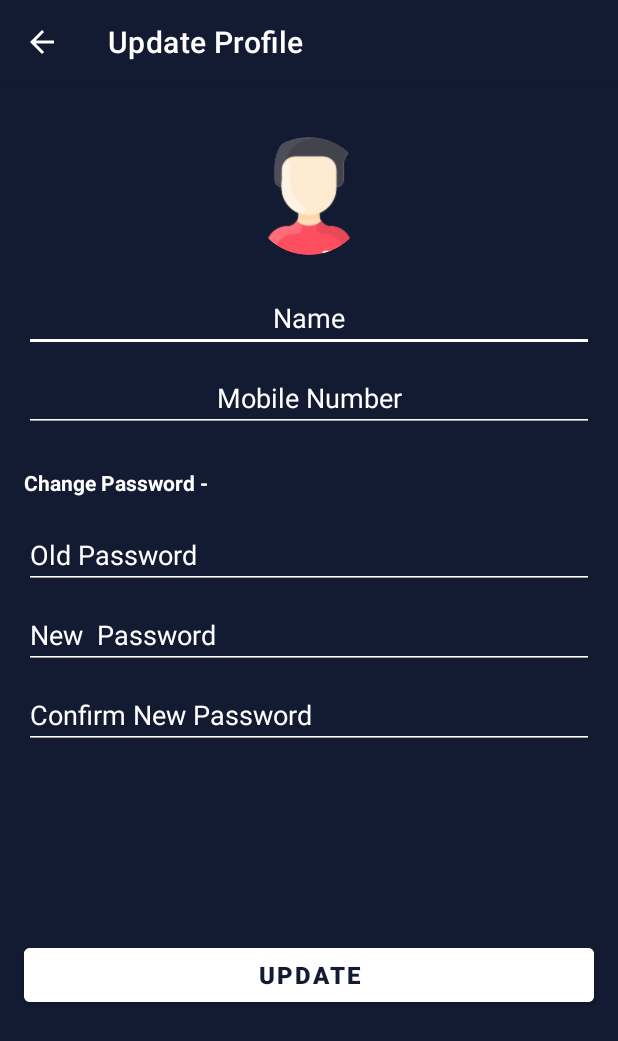
After one commit to akashsingh7895/CompleteQuizApp, an Android app: the UpdateProfileAcvity screen opened directly, with no data from a screen before it, on a phone screen of 412 x 824 dp. The commit adds this screen. Shown: the top 1041 px of the screen. Run offline under Robolectric (Android 15) with nearby library versions, the phone set to English and light mode, and no system bars; our stand-ins replace CircleImageView, Firebase (no records; nobody signed in at launch, a user with empty details on screens opened directly).

Commit message:
Adding update user profile Activity and some change user wallet

```diff
--- a/app/build.gradle
+++ b/app/build.gradle
@@ -48,4 +48,6 @@ dependencies {
     implementation 'com.github.bumptech.glide:glide:4.12.0'
     annotationProcessor 'com.github.bumptech.glide:compiler:4.12.0'
 
+    implementation 'de.hdodenhof:circleimageview:3.1.0'
+
 }
--- a/app/src/main/AndroidManifest.xml
+++ b/app/src/main/AndroidManifest.xml
@@ -12,6 +12,9 @@
         android:roundIcon="@mipmap/ic_launcher_round"
         android:supportsRtl="true"
         android:theme="@style/Theme.NewApp">
+        <activity
+            android:name=".UpdateProfileAcvity"
+            android:exported="true" />
         <activity
             android:name=".ForgotPasswordActivity"
             android:exported="true" />
--- a/app/src/main/java/com/example/akash/newapp/SignUpActivity.java
+++ b/app/src/main/java/com/example/akash/newapp/SignUpActivity.java
@@ -211,9 +211,6 @@ public class SignUpActivity extends AppCompatActivity {
 //        });
 
 
-
-
-
         binding.signUpButton.setOnClickListener(new View.OnClickListener() {
             @Override
             public void onClick(View view) {
@@ -231,7 +228,7 @@ public class SignUpActivity extends AppCompatActivity {
                         String name = binding.fullNameEt.getText().toString();
                         String mobile = binding.mobileEt.getText().toString();
 
-                        User user = new User(name,email,mobile);
+                        User user = new User(name,email,mobile,password);
                         firebaseAuth.createUserWithEmailAndPassword(email,password).addOnCompleteListener(new OnCompleteListener<AuthResult>() {
                             @Override
                             public void onComplete(@NonNull Task<AuthResult> task) {
--- /dev/null
+++ b/app/src/main/java/com/example/akash/newapp/UpdateProfileAcvity.java
@@ -0,0 +1,189 @@
+package com.example.akash.newapp;
+
+import androidx.annotation.NonNull;
+import androidx.appcompat.app.AppCompatActivity;
+import androidx.appcompat.widget.Toolbar;
+
+import android.app.Dialog;
+import android.os.Bundle;
+import android.text.TextUtils;
+import android.view.MenuItem;
+import android.view.View;
+import android.view.ViewGroup;
+import android.widget.Toast;
+
+import com.example.akash.newapp.databinding.ActivityUpdateProfileAcvityBinding;
+import com.google.android.gms.tasks.OnCompleteListener;
+import com.google.android.gms.tasks.Task;
+import com.google.firebase.auth.AuthCredential;
+import com.google.firebase.auth.EmailAuthProvider;
+import com.google.firebase.auth.FirebaseAuth;
+import com.google.firebase.auth.FirebaseUser;
+import com.google.firebase.firestore.DocumentSnapshot;
+import com.google.firebase.firestore.FirebaseFirestore;
+
+import java.util.HashMap;
+import java.util.Map;
+
+public class UpdateProfileAcvity extends AppCompatActivity {
+
+    ActivityUpdateProfileAcvityBinding binding;
+    private FirebaseFirestore firebaseFirestore = FirebaseFirestore.getInstance();
+    private FirebaseUser user;
+    public static Dialog loadingDialog;
+    private String name,phone;
+
+    @Override
+    protected void onCreate(Bundle savedInstanceState) {
+        super.onCreate(savedInstanceState);
+        binding = ActivityUpdateProfileAcvityBinding.inflate(getLayoutInflater());
+        setContentView(binding.getRoot());
+
+
+        Toolbar toolbar = findViewById(R.id.userInfoToolBar);
+        setSupportActionBar(toolbar);
+        getSupportActionBar().setTitle("Update Profile");
+        getSupportActionBar().setDisplayHomeAsUpEnabled(true);
+
+
+
+        binding.updateButton.setOnClickListener(new View.OnClickListener() {
+            @Override
+            public void onClick(View v) {
+                ///loading Dialog
+                loadingDialog = new Dialog(UpdateProfileAcvity.this);
+                loadingDialog.setContentView(R.layout.loading_progress_dialog);
+                loadingDialog.setCancelable(false);
+                loadingDialog.getWindow().setBackgroundDrawable(getDrawable(R.drawable.slider_background));
+                loadingDialog.getWindow().setLayout(ViewGroup.LayoutParams.WRAP_CONTENT, ViewGroup.LayoutParams.WRAP_CONTENT);
+                loadingDialog.show();
+                /////end loading dialog
+
+                if (TextUtils.isEmpty(binding.newPassword.getText())){
+                    //user is not changing the password only updating the above details
+                    Map<String, Object> updateUserData = new HashMap<>();
+                    updateUserData.put("name",binding.name.getText().toString());
+                    updateUserData.put("mobile",binding.phone.getText().toString());
+
+                    firebaseFirestore.collection("USERS").document(FirebaseAuth.getInstance().getUid())
+                            .update(updateUserData).addOnCompleteListener(new OnCompleteListener<Void>() {
+                        @Override
+                        public void onComplete(@NonNull Task<Void> task) {
+                            if (task.isSuccessful()){
+                                Toast.makeText(UpdateProfileAcvity.this, "Profile Updated Successfully!", Toast.LENGTH_SHORT).show();
+                                finish();
+                            }else {
+                                Toast.makeText(UpdateProfileAcvity.this, task.getException().getMessage(), Toast.LENGTH_SHORT).show();
+                            }
+                            loadingDialog.dismiss();
+                        }
+                    });
+
+                } else {
+                    //user is changing the password
+                    if (!TextUtils.isEmpty(binding.oldPassword.getText())) {
+                        if (binding.newPassword.getText().toString().equals(binding.cnfNewPassword.getText().toString())) {
+                            //update in authenticaiton
+                            user = FirebaseAuth.getInstance().getCurrentUser();
+                            final String email = user.getEmail();
+
+                            AuthCredential credential = EmailAuthProvider.getCredential(email, binding.oldPassword.getText().toString());
+
+                            user.reauthenticate(credential).addOnCompleteListener(new OnCompleteListener<Void>() {
+                                @Override
+                                public void onComplete(@NonNull Task<Void> task) {
+                                    if (task.isSuccessful()) {
+                                        user.updatePassword(binding.newPassword.getText().toString()).addOnCompleteListener(new OnCompleteListener<Void>() {
+                                            @Override
+                                            public void onComplete(@NonNull Task<Void> task) {
+                                                if (task.isSuccessful()) {
+                                                    //Update in databse
+                                                    Map<String, Object> updateUserPass = new HashMap<>();
+                                                    updateUserPass.put("name", binding.name.getText().toString());
+                                                    updateUserPass.put("phone", binding.phone.getText().toString());
+                                                    updateUserPass.put("password", binding.newPassword.getText().toString());
+
+                                                    firebaseFirestore.collection("USERS").document(FirebaseAuth.getInstance().getUid())
+                                                            .update(updateUserPass).addOnCompleteListener(new OnCompleteListener<Void>() {
+                                                        @Override
+                                                        public void onComplete(@NonNull Task<Void> task) {
+                                                            if (task.isSuccessful()) {
+                                                                Toast.makeText(UpdateProfileAcvity.this, "Password & Profile Updated Successfully!", Toast.LENGTH_SHORT).show();
+                                                                loadingDialog.dismiss();
+                                                                finish();
+
+                                                            } else {
+                                                                Toast.makeText(UpdateProfileAcvity.this, task.getException().getMessage(), Toast.LENGTH_SHORT).show();
+                                                                loadingDialog.dismiss();
+
+                                                            }
+                                                        }
+                                                    });
+                                                } else {
+                                                    Toast.makeText(UpdateProfileAcvity.this, task.getException().getMessage(), Toast.LENGTH_SHORT).show();
+                                                    loadingDialog.dismiss();
+
+                                                }
+                                            }
+                                        });
+                                    } else {
+                                        Toast.makeText(UpdateProfileAcvity.this, "Authentication Failed: Wrong Credentials!", Toast.LENGTH_SHORT).show();
+                                        loadingDialog.dismiss();
+
+                                    }
+                                }
+                            });
+                            //end update in authentication
+
+                        } else {
+                            Toast.makeText(UpdateProfileAcvity.this, "Please enter same Password in Confirm Password!", Toast.LENGTH_SHORT).show();
+                            loadingDialog.dismiss();
+
+                        }
+                    }else {
+                        Toast.makeText(UpdateProfileAcvity.this, "Please Enter Your Old Password!", Toast.LENGTH_SHORT).show();
+                        loadingDialog.dismiss();
+
+                    }
+                }
+            }
+        });
+
+
+    }
+    @Override
+    protected void onStart() {
+        super.onStart();
+        FirebaseFirestore firestore = FirebaseFirestore.getInstance();
+        firestore.collection("USERS")
+                .document(FirebaseAuth.getInstance().getUid())
+                .get().addOnCompleteListener(new OnCompleteListener<DocumentSnapshot>() {
+            @Override
+            public void onComplete(@NonNull Task<DocumentSnapshot> task) {
+                if (task.isSuccessful()){
+
+                    DocumentSnapshot shot = task.getResult();
+
+                    name = (String) shot.get("name");
+                    phone = (String) shot.get("mobile");
+                    binding.name.setText(name);
+                    binding.phone.setText(phone);
+
+                }else {
+                    Toast.makeText(getApplicationContext(), ""+task.getException().getMessage(), Toast.LENGTH_SHORT).show();
+                }
+            }
+        });
+
+
+    }
+    @Override
+    public boolean onOptionsItemSelected(@NonNull MenuItem item) {
+        int id = item.getItemId();
+        if (id == android.R.id.home) {
+            finish();
+            return true;
+        }
+        return super.onOptionsItemSelected(item);
+    }
+}
--- /dev/null
+++ b/app/src/main/res/drawable-v24/slider_background.xml
@@ -0,0 +1,9 @@
+<?xml version="1.0" encoding="utf-8"?>
+<layer-list xmlns:android="http://schemas.android.com/apk/res/android">
+    <item>
+        <shape android:shape="rectangle">
+            <solid android:color="@color/white"/>
+            <corners android:radius="10dp"/>
+        </shape>
+    </item>
+</layer-list>
--- a/app/src/main/res/layout/activity_my_wallet.xml
+++ b/app/src/main/res/layout/activity_my_wallet.xml
@@ -59,7 +59,7 @@
         android:layout_width="wrap_content"
         android:layout_height="wrap_content"
         android:layout_marginTop="10dp"
-        android:text="minimum 10000 coins request to withdraw"
+        android:text="Minimum 30000 coins request to withdraw"
         android:textColor="@color/white"
         app:layout_constraintEnd_toEndOf="@+id/textView3"
         app:layout_constraintStart_toStartOf="@+id/textView3"
@@ -90,7 +90,6 @@
         android:id="@+id/amount"
         android:layout_width="match_parent"
         android:layout_height="wrap_content"
-        android:hint="Enter Amount"
         android:padding="15dp"
         android:background="@drawable/kkk"
         android:textColor="@color/white"
--- a/app/src/main/res/layout/activity_profile.xml
+++ b/app/src/main/res/layout/activity_profile.xml
@@ -98,6 +98,7 @@
 
 
     <Button
+       android:id="@+id/upbtn"
         android:layout_width="0dp"
         android:layout_height="wrap_content"
         android:backgroundTint="@color/white"
--- /dev/null
+++ b/app/src/main/res/layout/activity_update_profile_acvity.xml
@@ -0,0 +1,174 @@
+<?xml version="1.0" encoding="utf-8"?>
+<androidx.constraintlayout.widget.ConstraintLayout xmlns:android="http://schemas.android.com/apk/res/android"
+    xmlns:app="http://schemas.android.com/apk/res-auto"
+    xmlns:tools="http://schemas.android.com/tools"
+    android:layout_width="match_parent"
+    android:layout_height="match_parent"
+    android:background="@color/darkBlue">
+
+    <com.google.android.material.appbar.AppBarLayout
+        android:id="@+id/userInfoAppBar"
+        android:layout_width="match_parent"
+        android:layout_height="wrap_content"
+        android:background="@color/darkBlue"
+        android:theme="@style/ThemeOverlay.AppCompat.Dark.ActionBar"
+        app:layout_constraintEnd_toEndOf="parent"
+        app:layout_constraintStart_toStartOf="parent"
+        app:layout_constraintTop_toTopOf="parent"
+        tools:ignore="MissingConstraints">
+
+        <androidx.appcompat.widget.Toolbar
+            android:id="@+id/userInfoToolBar"
+            android:layout_width="match_parent"
+            android:layout_height="?attr/actionBarSize"
+            app:popupTheme="@style/ThemeOverlay.AppCompat.Light" />
+
+    </com.google.android.material.appbar.AppBarLayout>
+
+    <de.hdodenhof.circleimageview.CircleImageView
+        android:id="@+id/profile_image"
+        android:layout_width="85dp"
+        android:layout_height="85dp"
+        android:layout_marginTop="32dp"
+        android:elevation="3dp"
+        android:src="@drawable/user"
+        app:civ_border_color="@color/darkBlue"
+        app:civ_border_width="3dp"
+        app:layout_constraintBottom_toTopOf="@+id/name"
+        app:layout_constraintEnd_toEndOf="parent"
+        app:layout_constraintHorizontal_bias="0.5"
+        app:layout_constraintStart_toStartOf="parent"
+        app:layout_constraintTop_toBottomOf="@+id/userInfoAppBar"
+        app:layout_constraintVertical_chainStyle="spread" />
+
+    <EditText
+        android:id="@+id/name"
+        android:layout_width="0dp"
+        android:layout_height="wrap_content"
+        android:layout_marginStart="16dp"
+        android:layout_marginTop="16dp"
+        android:layout_marginEnd="16dp"
+        android:backgroundTint="@color/white"
+        android:ems="10"
+        android:textColor="@color/white"
+        android:textColorHint="@color/white"
+        android:hint="Name"
+        android:inputType="textPersonName"
+        android:textAlignment="center"
+        app:layout_constraintEnd_toEndOf="parent"
+        app:layout_constraintHorizontal_bias="0.5"
+        app:layout_constraintStart_toStartOf="parent"
+        app:layout_constraintTop_toBottomOf="@+id/profile_image" />
+
+
+
+    <EditText
+        android:id="@+id/phone"
+        android:layout_width="0dp"
+        android:layout_height="wrap_content"
+        android:layout_marginStart="16dp"
+        android:layout_marginTop="8dp"
+        android:layout_marginEnd="16dp"
+        android:ems="10"
+        android:inputType="number"
+        android:textAlignment="center"
+        android:backgroundTint="@color/white"
+        android:textColor="@color/white"
+        android:textColorHint="@color/white"
+        android:hint="Mobile Number"
+        app:layout_constraintEnd_toEndOf="parent"
+        app:layout_constraintHorizontal_bias="0.497"
+        app:layout_constraintStart_toStartOf="parent"
+        app:layout_constraintTop_toBottomOf="@+id/name" />
+
+    <TextView
+        android:id="@+id/textView18"
+        android:layout_width="wrap_content"
+        android:layout_height="wrap_content"
+        android:layout_marginStart="16dp"
+        android:layout_marginTop="24dp"
+        android:layout_marginEnd="16dp"
+        android:text="Change Password -"
+        android:textStyle="bold"
+        android:textSize="14sp"
+        android:backgroundTint="@color/white"
+        android:textColor="@color/white"
+        android:textColorHint="@color/white"
+        app:layout_constraintEnd_toEndOf="parent"
+        app:layout_constraintHorizontal_bias="0.0"
+        app:layout_constraintStart_toStartOf="parent"
+        app:layout_constraintTop_toBottomOf="@+id/phone" />
+
+    <Button
+        android:id="@+id/update_button"
+        android:layout_width="0dp"
+        android:layout_height="wrap_content"
+        android:layout_marginStart="16dp"
+        android:layout_marginEnd="16dp"
+        android:layout_marginBottom="24dp"
+        android:text="Update"
+
+        android:textStyle="bold"
+        android:textSize="16sp"
+        android:backgroundTint="@color/white"
+        android:textColor="@color/darkBlue"
+        android:textColorHint="@color/darkBlue"
+        app:layout_constraintBottom_toBottomOf="parent"
+        app:layout_constraintEnd_toEndOf="parent"
+        app:layout_constraintStart_toStartOf="parent"
+        app:layout_constraintTop_toBottomOf="@+id/cnf_new_password" />
+
+    <EditText
+        android:id="@+id/old_password"
+        android:layout_width="0dp"
+        android:layout_height="wrap_content"
+        android:layout_marginStart="16dp"
+        android:layout_marginTop="16dp"
+        android:layout_marginEnd="16dp"
+        android:ems="10"
+        android:inputType="textPassword"
+        android:backgroundTint="@color/white"
+        android:textColor="@color/white"
+        android:textColorHint="@color/white"
+        android:hint="Old Password"
+        app:layout_constraintEnd_toEndOf="parent"
+        app:layout_constraintStart_toStartOf="parent"
+        app:layout_constraintTop_toBottomOf="@+id/textView18" />
+
+    <EditText
+        android:id="@+id/new_password"
+        android:layout_width="0dp"
+        android:layout_height="wrap_content"
+        android:layout_marginStart="16dp"
+        android:layout_marginTop="8dp"
+        android:layout_marginEnd="16dp"
+        android:ems="10"
+        android:inputType="textPassword"
+        android:backgroundTint="@color/white"
+        android:textColor="@color/white"
+        android:textColorHint="@color/white"
+        android:hint="New  Password"
+        app:layout_constraintEnd_toEndOf="parent"
+        app:layout_constraintStart_toStartOf="parent"
+        app:layout_constraintTop_toBottomOf="@+id/old_password" />
+
+    <EditText
+        android:id="@+id/cnf_new_password"
+        android:layout_width="0dp"
+        android:layout_height="wrap_content"
+        android:layout_marginStart="16dp"
+        android:layout_marginTop="8dp"
+        android:layout_marginEnd="16dp"
+        android:ems="10"
+        android:backgroundTint="@color/white"
+        android:textColor="@color/white"
+        android:textColorHint="@color/white"
+        android:hint="Confirm New Password"
+        android:inputType="textPassword"
+        app:layout_constraintEnd_toEndOf="parent"
+        app:layout_constraintStart_toStartOf="parent"
+        app:layout_constraintTop_toBottomOf="@+id/new_password" />
+
+
+
+</androidx.constraintlayout.widget.ConstraintLayout>
```
Also changed, not shown: app/src/main/java/com/example/akash/newapp/Model/User.java (+11 -2 lines), app/src/main/java/com/example/akash/newapp/MyWalletActivity.java (+20 -2 lines), app/src/main/java/com/example/akash/newapp/ProfileActivity.java (+9 -0 lines), app/src/main/res/layout/loading_progress_dialog.xml (added, +34 -0 lines).
